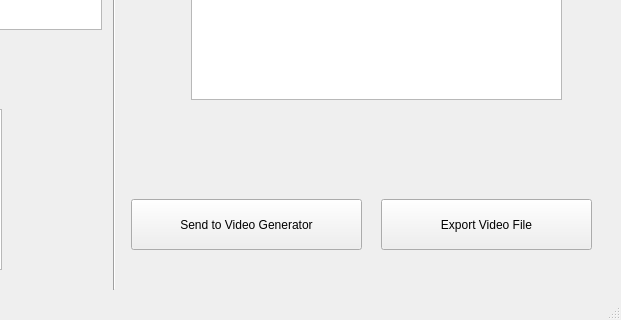
This is YouTube Bot Client/manualreview/UI/videoeditor.ui in HA6Bots/Automatic-Youtube-Reddit-Text-To-Speech-Video-Generator-and-Uploader as Qt 5 draws it before an edit; both pictures show x 559 to 1180 and y 401 to 721 of the 1180 by 721 pixel window. The edited form follows.
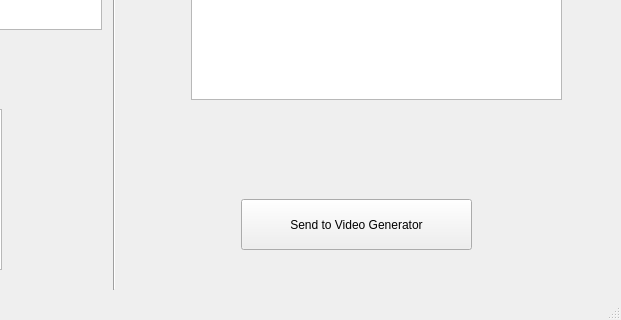
This is the edited form.

The edit to the form file:
```diff
--- a/YouTube Bot Client/manualreview/UI/videoeditor.ui
+++ b/YouTube Bot Client/manualreview/UI/videoeditor.ui
@@ -27,7 +27,7 @@
    <widget class="QPushButton" name="genVid">
     <property name="geometry">
      <rect>
-      <x>690</x>
+      <x>800</x>
       <y>600</y>
       <width>231</width>
       <height>51</height>
@@ -382,19 +382,6 @@
      <string>Open Thumbnail Folder</string>
     </property>
    </widget>
-   <widget class="QPushButton" name="exportVideoFile">
-    <property name="geometry">
-     <rect>
-      <x>940</x>
-      <y>600</y>
-      <width>211</width>
-      <height>51</height>
-     </rect>
-    </property>
-    <property name="text">
-     <string>Export Video File</string>
-    </property>
-   </widget>
    <widget class="QTextEdit" name="tags">
     <property name="geometry">
      <rect>
```
Left out of the diff: 2 changed lines with no effect on the pictures.
